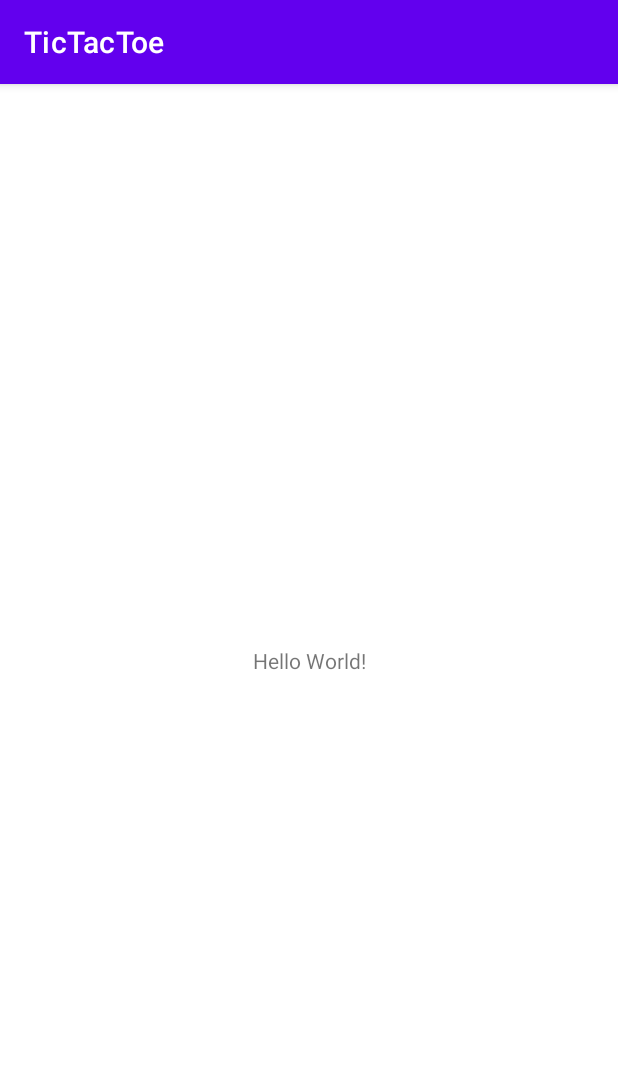
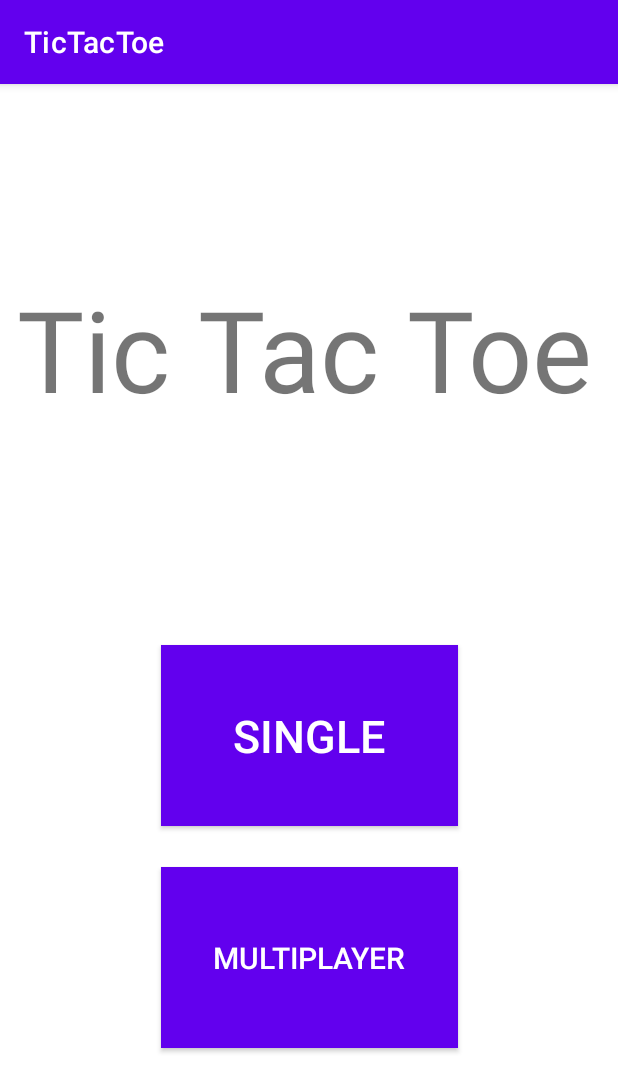
Before and after one commit to AGjoYy/TicTacToe, an Android app: the screen it shows after launch (MainActivity), on a phone screen of 412 x 824 dp. Shown: the top 1092 px of the screen. Run offline under Robolectric (Android 15) with nearby library versions, the phone set to English and light mode, and no system bars.

Commit message:
tic tac toe game (not finished)

```diff
--- a/app/src/main/AndroidManifest.xml
+++ b/app/src/main/AndroidManifest.xml
@@ -1,5 +1,6 @@
 <?xml version="1.0" encoding="utf-8"?>
 <manifest xmlns:android="http://schemas.android.com/apk/res/android"
+    xmlns:tools="http://schemas.android.com/tools"
     package="com.example.tictactoe">
 
     <application
@@ -16,6 +17,8 @@
                 <category android:name="android.intent.category.LAUNCHER" />
             </intent-filter>
         </activity>
+
+        <activity android:name=".GameActivity"/>
+        <activity android:name=".WinnerPopUp"/>
     </application>
-
 </manifest>
--- /dev/null
+++ b/app/src/main/java/com/example/tictactoe/MultiPlayerGameButton.kt
@@ -0,0 +1,19 @@
+package com.example.tictactoe
+
+import android.content.Context
+import android.content.Intent
+import android.util.AttributeSet
+import androidx.appcompat.widget.AppCompatButton
+
+class MultiPlayerGameButton(context: Context, attrs: AttributeSet?) :
+    AppCompatButton(context, attrs) {
+
+    init {
+        this.setOnClickListener{
+            GameLogic.isSingleGame = false
+
+            val intent = Intent(context, GameActivity::class.java)
+            context.startActivity(intent)
+        }
+    }
+}
--- /dev/null
+++ b/app/src/main/java/com/example/tictactoe/SingleGameButton.kt
@@ -0,0 +1,19 @@
+package com.example.tictactoe
+
+import android.content.Context
+import android.content.Intent
+import android.util.AttributeSet
+import androidx.appcompat.widget.AppCompatButton
+
+class SingleGameButton(context: Context, attrs: AttributeSet?) :
+    AppCompatButton(context, attrs) {
+
+    init {
+        this.setOnClickListener{
+            GameLogic.isSingleGame = true
+
+            val intent = Intent(context, GameActivity::class.java)
+            context.startActivity(intent)
+        }
+    }
+}
--- a/app/src/main/res/layout/activity_main.xml
+++ b/app/src/main/res/layout/activity_main.xml
@@ -3,16 +3,49 @@
     xmlns:app="http://schemas.android.com/apk/res-auto"
     xmlns:tools="http://schemas.android.com/tools"
     android:layout_width="match_parent"
-    android:layout_height="match_parent"
-    tools:context=".MainActivity">
+    android:layout_height="match_parent">
 
     <TextView
+        android:id="@+id/textView"
         android:layout_width="wrap_content"
         android:layout_height="wrap_content"
-        android:text="Hello World!"
-        app:layout_constraintBottom_toBottomOf="parent"
+        android:layout_marginTop="126dp"
+        android:layout_marginBottom="147dp"
+        android:text="Tic Tac Toe"
+        android:textSize="75sp"
+        app:layout_constraintBottom_toTopOf="@+id/button"
+        app:layout_constraintHorizontal_bias="0.407"
         app:layout_constraintLeft_toLeftOf="parent"
         app:layout_constraintRight_toRightOf="parent"
-        app:layout_constraintTop_toTopOf="parent" />
+        app:layout_constraintTop_toTopOf="parent"
+        app:layout_constraintVertical_bias="0.199" />
+
+    <com.example.tictactoe.SingleGameButton
+        android:id="@+id/button"
+        android:layout_width="198dp"
+        android:layout_height="0dp"
+        android:layout_marginBottom="27dp"
+        android:text="Single"
+        android:textSize="30sp"
+        android:textColor="@color/white"
+        android:background="@color/purple_500"
+        app:layout_constraintBottom_toTopOf="@+id/button2"
+        app:layout_constraintEnd_toEndOf="parent"
+        app:layout_constraintStart_toStartOf="parent"
+        app:layout_constraintTop_toBottomOf="@+id/textView" />
+
+    <com.example.tictactoe.MultiPlayerGameButton
+        android:id="@+id/button2"
+        android:layout_width="198dp"
+        android:layout_height="0dp"
+        android:layout_marginBottom="125dp"
+        android:text="MultiPlayer"
+        android:textSize="20sp"
+        android:textColor="@color/white"
+        android:background="@color/purple_500"
+        app:layout_constraintBottom_toBottomOf="parent"
+        app:layout_constraintEnd_toEndOf="parent"
+        app:layout_constraintStart_toStartOf="parent"
+        app:layout_constraintTop_toBottomOf="@+id/button" />
 
 </androidx.constraintlayout.widget.ConstraintLayout>
```
Also changed, not shown: app/src/main/java/com/example/tictactoe/GameActivity.kt (added, +12 -0 lines), app/src/main/java/com/example/tictactoe/GameLogic.kt (added, +126 -0 lines), app/src/main/java/com/example/tictactoe/Square.kt (added, +21 -0 lines), app/src/main/java/com/example/tictactoe/StartNewGameButton.kt (added, +17 -0 lines), app/src/main/java/com/example/tictactoe/WinnerPopUp.kt (added, +17 -0 lines), app/src/main/res/layout/activity_game.xml (added, +108 -0 lines), app/src/main/res/layout/winner_pop_up.xml (added, +43 -0 lines), app/src/main/res/drawable/grid.png (added), app/src/main/res/drawable/o.png (added), app/src/main/res/drawable/x.png (added).
